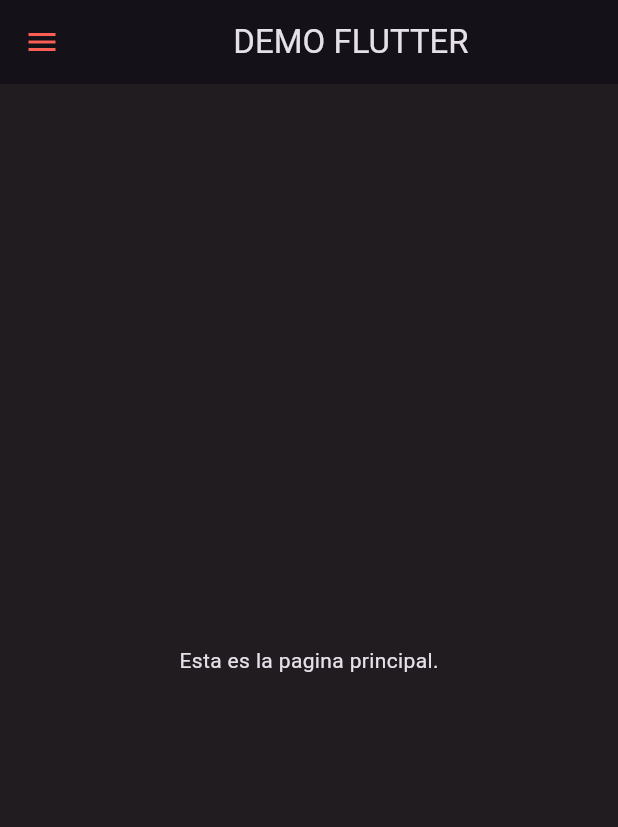
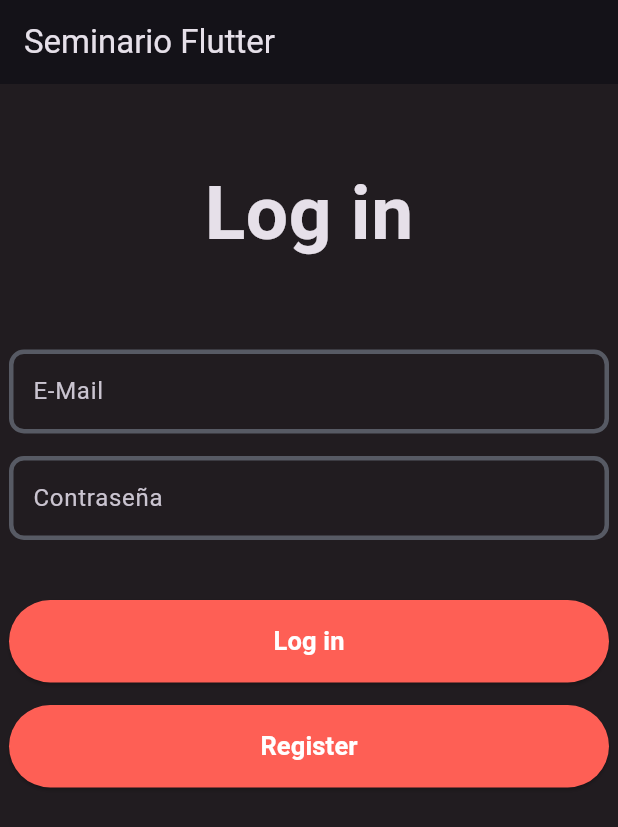
Before and after one commit to mariiomc/previoSeminarioFlutter, a Flutter app: the screen it shows after launch, on a phone screen of 412 x 824 dp. Shown: the top 827 px of the screen. Run offline on Flutter 3.47's test engine with Material 3 defaults, Android fonts, the phone set to English and light mode, and no system bars; our stand-ins replace dio, get.

```diff
--- /dev/null
+++ b/lib/Screens/login_screen.dart
@@ -0,0 +1,108 @@
+import 'package:flutter/material.dart';
+import 'package:flutter_seminario/Models/UserModel.dart';
+import 'package:flutter_seminario/Screens/home_page.dart';
+import 'package:flutter_seminario/Screens/home_users.dart';
+import 'package:flutter_seminario/Screens/register_screen.dart';
+import 'package:flutter_seminario/Widgets/button_sign_in.dart';
+import 'package:flutter_seminario/Widgets/paramTextBox.dart';
+import 'package:flutter_seminario/Services/UserService.dart';
+import 'package:flutter_seminario/Resources/pallete.dart';
+import 'package:get/get.dart';
+
+late UserService userService;
+
+class LoginScreen extends StatefulWidget {
+  LoginScreen({Key? key}) : super(key: key);
+
+  @override
+  _LoginScreen createState() => _LoginScreen();
+}
+
+class _LoginScreen extends State<LoginScreen> {
+  final Controller controller = Get.put(Controller());
+
+  @override
+  void initState(){
+    super.initState();
+    userService = UserService();
+  }
+
+  @override
+  Widget build(BuildContext context) {
+    return Scaffold(
+      appBar: AppBar(
+        title: const Text('Seminario Flutter'),
+      ),
+      // #docregion addWidget
+      body: SingleChildScrollView(
+        child: Center(
+          child: Column(
+            children: [
+              const SizedBox(height: 50),
+              const Text('Log in', style: TextStyle(
+                  fontWeight: FontWeight.bold,
+                  fontSize: 50,
+                ),
+              ),
+              const SizedBox(height: 40),
+              const SizedBox(height: 15),
+              ParamTextBox(controller: controller.mailController, text: 'E-Mail'),
+              const SizedBox(height: 15),
+              ParamTextBox(controller: controller.contrasenaController, text: 'Contraseña'),
+              const SizedBox(height: 40),
+              SignInButton(onPressed: () => controller.logIn(), text: 'Log in'),
+              const SizedBox(height: 15),
+              SignInButton(onPressed: () => Get.to(RegisterScreen()), text: 'Register'),
+            ],
+          ),
+        )
+      ),
+    );
+  }
+}
+
+class Controller extends GetxController {
+  final TextEditingController contrasenaController = TextEditingController();
+  final TextEditingController mailController = TextEditingController();
+
+  bool invalid = false;
+  bool parameters = false;
+
+  void logIn() {
+    if(contrasenaController.text.isEmpty || mailController.text.isEmpty){
+      Get.snackbar(
+        'Error',
+        'Campos vacios',
+        snackPosition: SnackPosition.BOTTOM,
+      );
+    }
+    else{
+      if(GetUtils.isEmail(mailController.text)==true){
+        final logIn = (
+          email: mailController.text,
+          password: contrasenaController.text,
+        );
+        userService.logIn(logIn).then((statusCode) {
+          // La solicitud se completó exitosamente, puedes realizar acciones adicionales si es necesario
+          print('Usuario creado exitosamente');
+          Get.to(() => HomePage());
+        }).catchError((error) {
+          // Manejar errores de solicitud HTTP
+          Get.snackbar(
+            'Error',
+            'Este E-Mail ya está en uso actualmente.',
+            snackPosition: SnackPosition.BOTTOM,
+          );
+          print('Error al enviar log in al backend: $error');
+        });
+      }
+      else{
+        Get.snackbar(
+          'Error',
+          'e-mail no valido',
+          snackPosition: SnackPosition.BOTTOM,
+        );
+      }
+    }
+  }
+}
--- a/lib/Widgets/button_sign_in.dart
+++ b/lib/Widgets/button_sign_in.dart
@@ -1,21 +1,21 @@
 import 'package:flutter/material.dart';
-import 'package:flutter_seminario/Screens/register_screen.dart';
 import 'package:flutter_seminario/Resources/pallete.dart';
 
 class SignInButton extends StatelessWidget {
-  final RegisterScreenController controller;
-  const SignInButton({Key? key, required this.controller}) : super(key: key);
+  final String text;
+  final VoidCallback onPressed;
+  const SignInButton({Key? key, required this.onPressed, required this.text}) : super(key: key);
 
   @override
   Widget build(BuildContext context){
     return ElevatedButton(
-      onPressed: controller.signUp,
+      onPressed: onPressed,
       style: ElevatedButton.styleFrom(
         fixedSize: const Size(400, 55),
         backgroundColor: Pallete.salmonColor,
         foregroundColor: Colors.white,
       ),
-      child: const Text('Crear usuario', style: TextStyle(
+      child: Text(text, style: const TextStyle(
         fontWeight: FontWeight.w600,
         fontSize: 17,
       ),),
--- a/lib/main.dart
+++ b/lib/main.dart
@@ -1,9 +1,12 @@
 import 'package:flutter/material.dart';
-import 'package:flutter_seminario/Screens/home_page.dart';
 import 'package:flutter_seminario/Resources/pallete.dart';
+import 'package:flutter_seminario/Screens/login_screen.dart';
 import 'package:get/get.dart';
 
-void main() => runApp(const MyApp());
+void main() {
+  Get.put(GlobalController());
+  runApp(const MyApp());
+}
 
 class MyApp extends StatelessWidget {
   const MyApp({super.key});
@@ -16,7 +19,11 @@ class MyApp extends StatelessWidget {
       theme: ThemeData.dark().copyWith(
         scaffoldBackgroundColor: Pallete.backgroundColor,
       ),
-      home: HomePage(),
+      home: LoginScreen(),
     );
   }
 }
+
+class GlobalController extends GetxController {
+  RxString token = "".obs;
+}
```
Also changed, not shown: lib/Screens/register_screen.dart (+4 -8 lines), lib/Services/UserService.dart (+48 -0 lines).
